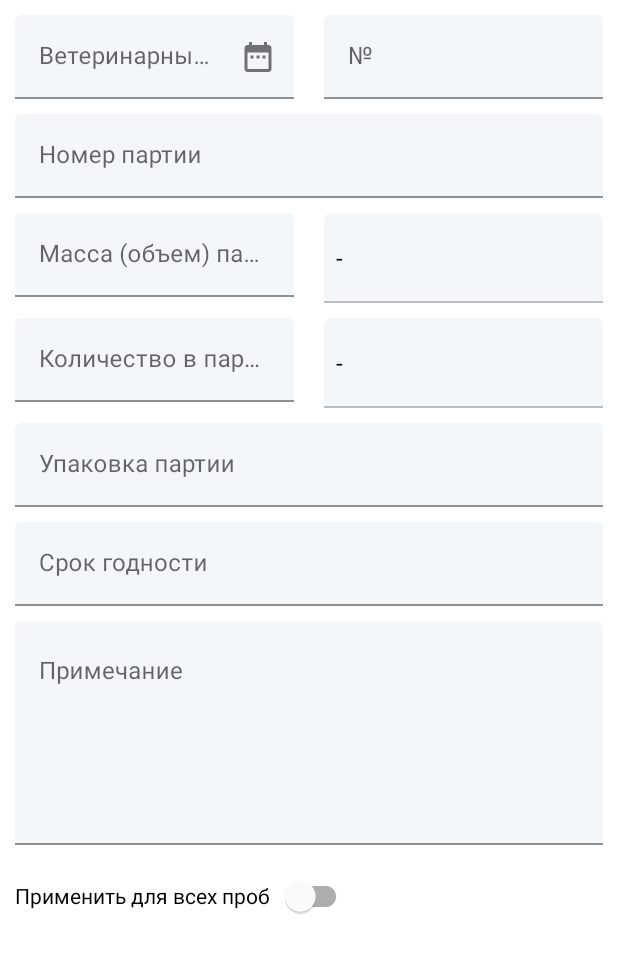
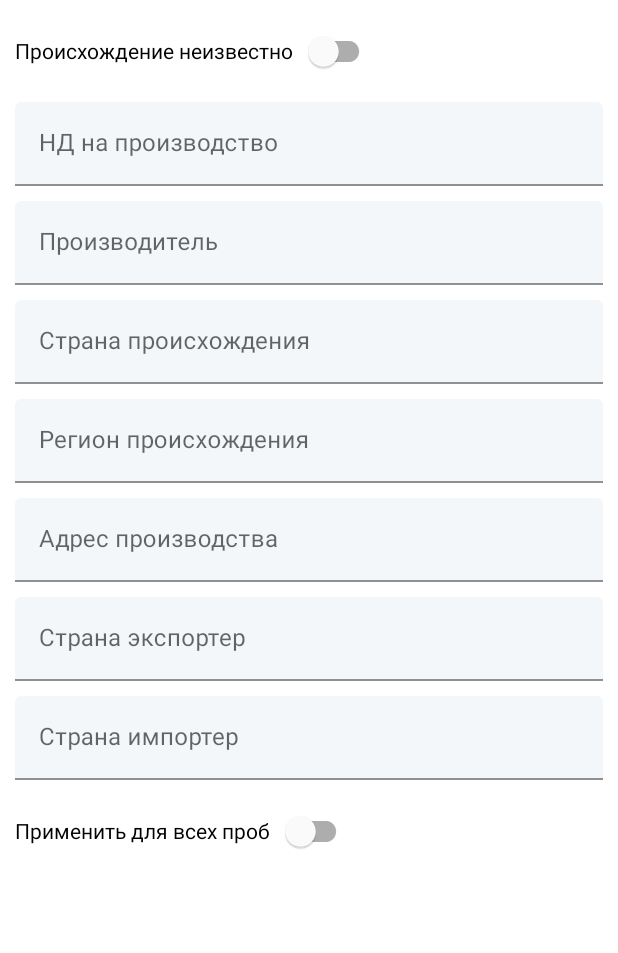
Before and after one commit to Torear797/Android-LK-BMVL, an Android app: the fragment PartyInfoFragment shown on its own in the app's theme, on a phone screen of 412 x 824 dp. Shown: the top 953 px of the screen. Run offline under Robolectric (Android 15) with nearby library versions, the phone set to English and light mode, and no system bars.

Commit message:
Визуальный шаблон.

```diff
--- /dev/null
+++ b/app/src/main/java/com/bmvl/lk/ui/ProbyMenu/PartyInfo/OriginAdapter.java
@@ -0,0 +1,85 @@
+package com.bmvl.lk.ui.ProbyMenu.PartyInfo;
+
+import android.content.Context;
+import android.view.LayoutInflater;
+import android.view.View;
+import android.view.ViewGroup;
+
+import androidx.annotation.NonNull;
+import androidx.recyclerview.widget.RecyclerView;
+
+import com.bmvl.lk.R;
+import com.bmvl.lk.ui.Create_Order.Field;
+import com.google.android.material.switchmaterial.SwitchMaterial;
+import com.google.android.material.textfield.TextInputEditText;
+import com.google.android.material.textfield.TextInputLayout;
+
+class OriginAdapter extends  RecyclerView.Adapter {
+    private LayoutInflater inflater;
+
+     OriginAdapter(Context context) {
+        this.inflater = LayoutInflater.from(context);
+    }
+    @Override
+    public int getItemViewType(int position) {
+        return PartyInfoFragment.OriginFields.get(position).getType();
+    }
+
+    @NonNull
+    @Override
+    public RecyclerView.ViewHolder onCreateViewHolder(@NonNull ViewGroup parent, int viewType) {
+        switch (viewType) {
+            case 0:
+                View view = inflater.inflate(R.layout.item_field, parent, false);
+                return new ViewHolder(view);
+
+            case 3:
+                View view3 = inflater.inflate(R.layout.item_check_button, parent, false);
+                return new ViewHolderSwitch(view3);
+        }
+
+        View view = inflater.inflate(R.layout.item_field, parent, false);
+        return new ViewHolder(view);
+    }
+
+    @Override
+    public void onBindViewHolder(@NonNull RecyclerView.ViewHolder holder, int position) {
+        final Field f = PartyInfoFragment.OriginFields.get(position);
+
+        switch (f.getType()){
+            case 0:{
+                ((OriginAdapter.ViewHolder) holder).Layout.setHint(f.getHint());
+                ((OriginAdapter.ViewHolder) holder).field.setInputType(f.getInputType());
+                ((OriginAdapter.ViewHolder) holder).field.setText(f.getValue());
+                break;
+            }
+            case 3:
+                ((OriginAdapter.ViewHolderSwitch) holder).switchButton.setText(String.format("%s  ", f.getHint()));
+                break;
+        }
+    }
+
+    @Override
+    public int getItemCount() {
+        return PartyInfoFragment.OriginFields.size();
+    }
+
+    public static class ViewHolder extends RecyclerView.ViewHolder {
+        final TextInputEditText field;
+        final TextInputLayout Layout;
+
+        ViewHolder(@NonNull View itemView) {
+            super(itemView);
+            field = itemView.findViewById(R.id.TextInput);
+            Layout = itemView.findViewById(R.id.TextLayout);
+        }
+    }
+
+    public static class ViewHolderSwitch extends RecyclerView.ViewHolder {
+        final SwitchMaterial switchButton;
+        ViewHolderSwitch(View view3) {
+            super(view3);
+            switchButton = itemView.findViewById(R.id.my_switch);
+        }
+    }
+}
--- a/app/src/main/java/com/bmvl/lk/ui/ProbyMenu/PartyInfo/PartyInfoAdapter.java
+++ b/app/src/main/java/com/bmvl/lk/ui/ProbyMenu/PartyInfo/PartyInfoAdapter.java
@@ -27,12 +27,10 @@ import java.util.Objects;
 
 public class PartyInfoAdapter extends RecyclerView.Adapter{
     private LayoutInflater inflater;
-    private Context MyContext;
     private static Calendar dateAndTime = Calendar.getInstance();
 
     PartyInfoAdapter(Context context) {
         this.inflater = LayoutInflater.from(context);
-        this.MyContext = context;
     }
     @Override
     public int getItemViewType(int position) {
@@ -44,19 +42,18 @@ public class PartyInfoAdapter extends RecyclerView.Adapter{
         switch (viewType) {
             case 0:
                 View view = inflater.inflate(R.layout.item_field, parent, false);
-                return new PartyInfoAdapter.ViewHolder(view);
+                return new ViewHolder(view);
             case 1:
                 View view1 = inflater.inflate(R.layout.item_spiner, parent, false);
-                return new PartyInfoAdapter.ViewHolderSpiner(view1);
+                return new ViewHolderSpiner(view1);
 
             case 3:
                 View view3 = inflater.inflate(R.layout.item_check_button, parent, false);
-                return new PartyInfoAdapter.ViewHolderSwitch(view3);
-
+                return new ViewHolderSwitch(view3);
         }
 
         View view = inflater.inflate(R.layout.item_field, parent, false);
-        return new PartyInfoAdapter.ViewHolder(view);
+        return new ViewHolder(view);
     }
 
     @Override
@@ -83,7 +80,7 @@ public class PartyInfoAdapter extends RecyclerView.Adapter{
                         ((PartyInfoAdapter.ViewHolder) holder).Layout.setEndIconOnClickListener(new View.OnClickListener() {
                             @Override
                             public void onClick(View v) {
-                                new DatePickerDialog(Objects.requireNonNull(MyContext), Datapicker,
+                                new DatePickerDialog(Objects.requireNonNull(inflater.getContext()), Datapicker,
                                         dateAndTime.get(Calendar.YEAR),
                                         dateAndTime.get(Calendar.MONTH),
                                         dateAndTime.get(Calendar.DAY_OF_MONTH))
@@ -139,7 +136,7 @@ public class PartyInfoAdapter extends RecyclerView.Adapter{
         return PartyInfoFragment.PartyInfoFields.size();
     }
 
-    class ViewHolder extends RecyclerView.ViewHolder {
+    static class ViewHolder extends RecyclerView.ViewHolder {
         final TextInputEditText field;
         final TextInputLayout Layout;
 
@@ -150,7 +147,7 @@ public class PartyInfoAdapter extends RecyclerView.Adapter{
         }
     }
 
-    public class ViewHolderSpiner extends PartyInfoAdapter.ViewHolder {
+    public static class ViewHolderSpiner extends PartyInfoAdapter.ViewHolder {
         final Spinner spiner;
         final TextView txtHint;
 
@@ -161,7 +158,7 @@ public class PartyInfoAdapter extends RecyclerView.Adapter{
         }
     }
 
-    public class ViewHolderSwitch extends RecyclerView.ViewHolder {
+    static class ViewHolderSwitch extends RecyclerView.ViewHolder {
         final SwitchMaterial switchButton;
         ViewHolderSwitch(View view3) {
             super(view3);
--- a/app/src/main/java/com/bmvl/lk/ui/ProbyMenu/PartyInfo/PartyInfoFragment.java
+++ b/app/src/main/java/com/bmvl/lk/ui/ProbyMenu/PartyInfo/PartyInfoFragment.java
@@ -4,6 +4,7 @@ import android.os.Bundle;
 
 import androidx.fragment.app.Fragment;
 import androidx.recyclerview.widget.GridLayoutManager;
+import androidx.recyclerview.widget.LinearLayoutManager;
 import androidx.recyclerview.widget.RecyclerView;
 
 import android.text.InputType;
@@ -21,24 +22,30 @@ import java.util.Objects;
 
 public class PartyInfoFragment extends Fragment {
     public static List<Field> PartyInfoFields = new ArrayList<>();
+    public static List<Field> OriginFields = new ArrayList<>();
+    private static byte TypeTabs;
 
     public PartyInfoFragment() {
         // Required empty public constructor
     }
 
-    public static PartyInfoFragment newInstance() {
+    public static PartyInfoFragment newInstance(byte Type) {
+        TypeTabs = Type;
         return new PartyInfoFragment();
     }
 
     @Override
     public View onCreateView(LayoutInflater inflater, ViewGroup container,
                              Bundle savedInstanceState) {
-        View MyView = inflater.inflate(R.layout.fragment_party_info, container, false);
-        final RecyclerView recyclerView =  MyView.findViewById(R.id.PartyInfoList);
+        View MyView = inflater.inflate(R.layout.fragment_recyclerview, container, false);
+
+        final RecyclerView recyclerView = MyView.findViewById(R.id.PartyInfoList);
         recyclerView.setHasFixedSize(true);
+
+        if (TypeTabs == 2) {
             AddPartyInfoFields();
             final GridLayoutManager mng_layout = new GridLayoutManager(getContext(), 2);
-        mng_layout.setSpanSizeLookup( new GridLayoutManager.SpanSizeLookup() {
+            mng_layout.setSpanSizeLookup(new GridLayoutManager.SpanSizeLookup() {
                 @Override
                 public int getSpanSize(int position) {
                     if (position == 0 || position == 1 || position == 3 || position == 4 || position == 5 || position == 6)
@@ -47,24 +54,43 @@ public class PartyInfoFragment extends Fragment {
                 }
             });
             recyclerView.setLayoutManager(mng_layout);
-
             final PartyInfoAdapter adapter = new PartyInfoAdapter(getContext());
             recyclerView.setAdapter(adapter);
+        }
+        else {
+            AddOriginField();
+            final OriginAdapter adapter2 = new OriginAdapter(getContext());
+            recyclerView.setAdapter(adapter2);
+        }
+
         return MyView;
     }
 
-    private void AddPartyInfoFields(){
+    private void AddOriginField() {
+        OriginFields.clear();
+        OriginFields.add(new Field((byte) 3, 0, "", "Происхождение неизвестно"));
+        OriginFields.add(new Field(1, "", "НД на производство", InputType.TYPE_CLASS_TEXT));
+        OriginFields.add(new Field(1, "", "Производитель", InputType.TYPE_CLASS_TEXT));
+        OriginFields.add(new Field(1, "", "Страна происхождения", InputType.TYPE_CLASS_TEXT));
+        OriginFields.add(new Field(1, "", "Регион происхождения", InputType.TYPE_CLASS_TEXT));
+        OriginFields.add(new Field(1, "", "Адрес производства", InputType.TYPE_CLASS_TEXT));
+        OriginFields.add(new Field(1, "", "Страна экспортер", InputType.TYPE_CLASS_TEXT));
+        OriginFields.add(new Field(1, "", "Страна импортер", InputType.TYPE_CLASS_TEXT));
+        OriginFields.add(new Field((byte) 3, 0, "", "Применить для всех проб"));
+    }
+
+    private void AddPartyInfoFields() {
         PartyInfoFields.clear();
-        PartyInfoFields.add(new Field(1,"","Ветеринарный документ от", InputType.TYPE_CLASS_NUMBER, Objects.requireNonNull(getContext()).getDrawable(R.drawable.ic_date_range_black_24dp),true));
-        PartyInfoFields.add(new Field(1,"","№", InputType.TYPE_CLASS_TEXT));
-        PartyInfoFields.add(new Field(1,"","Номер партии",InputType.TYPE_CLASS_TEXT));
-        PartyInfoFields.add(new Field(1,"","Масса (объем) партии",InputType.TYPE_CLASS_TEXT));
-        PartyInfoFields.add(new Field((byte)1,R.array.dimension_prob,0,""," "));
-        PartyInfoFields.add(new Field(1,"","Количество в партии",InputType.TYPE_CLASS_TEXT));
-        PartyInfoFields.add(new Field((byte)1,R.array.dimension_prob,0,""," "));
-        PartyInfoFields.add(new Field(1,"","Упаковка партии",InputType.TYPE_CLASS_TEXT));
-        PartyInfoFields.add(new Field(1,"","Срок годности",InputType.TYPE_CLASS_TEXT));
-        PartyInfoFields.add(new Field(1,"", true,"Примечание", InputType.TYPE_TEXT_FLAG_MULTI_LINE));
-        PartyInfoFields.add(new Field((byte)3,0,"","Применить для всех проб"));
+        PartyInfoFields.add(new Field(1, "", "Ветеринарный документ от", InputType.TYPE_CLASS_NUMBER, Objects.requireNonNull(getContext()).getDrawable(R.drawable.ic_date_range_black_24dp), true));
+        PartyInfoFields.add(new Field(1, "", "№", InputType.TYPE_CLASS_TEXT));
+        PartyInfoFields.add(new Field(1, "", "Номер партии", InputType.TYPE_CLASS_TEXT));
+        PartyInfoFields.add(new Field(1, "", "Масса (объем) партии", InputType.TYPE_CLASS_TEXT));
+        PartyInfoFields.add(new Field((byte) 1, R.array.dimension_prob, 0, "", " "));
+        PartyInfoFields.add(new Field(1, "", "Количество в партии", InputType.TYPE_CLASS_TEXT));
+        PartyInfoFields.add(new Field((byte) 1, R.array.dimension_prob, 0, "", " "));
+        PartyInfoFields.add(new Field(1, "", "Упаковка партии", InputType.TYPE_CLASS_TEXT));
+        PartyInfoFields.add(new Field(1, "", "Срок годности", InputType.TYPE_CLASS_TEXT));
+        PartyInfoFields.add(new Field(1, "", true, "Примечание", InputType.TYPE_TEXT_FLAG_MULTI_LINE));
+        PartyInfoFields.add(new Field((byte) 3, 0, "", "Применить для всех проб"));
     }
 }
--- a/app/src/main/java/com/bmvl/lk/ui/ProbyMenu/ProbyMenuFragment.java
+++ b/app/src/main/java/com/bmvl/lk/ui/ProbyMenu/ProbyMenuFragment.java
@@ -32,7 +32,6 @@ public class ProbyMenuFragment extends Fragment {
 
         final ViewPager2 viewPager = MyView.findViewById(R.id.viewPager);
         final TabLayout tabLayout = MyView.findViewById(R.id.tabLayout);
-
         final String[] tabTitles = getResources().getStringArray(R.array.Menu_proby);
 
         viewPager.setAdapter(createAdapter());
--- a/app/src/main/res/layout/fragment_party_info.xml
+++ /dev/null
@@ -1,10 +0,0 @@
-<?xml version="1.0" encoding="utf-8"?>
-<androidx.recyclerview.widget.RecyclerView
-    android:id="@+id/PartyInfoList"
-    android:layout_width="match_parent"
-    android:layout_height="wrap_content"
-    android:clickable="true"
-    android:descendantFocusability="beforeDescendants"
-    android:focusable="true"
-    android:focusableInTouchMode="true"
-    xmlns:android="http://schemas.android.com/apk/res/android" />
--- a/app/src/main/res/layout/fragment_proby_menu.xml
+++ b/app/src/main/res/layout/fragment_proby_menu.xml
@@ -12,6 +12,8 @@
         android:layout_height="wrap_content"
         app:tabMode="scrollable"
         app:tabMaxWidth="150dp"
+        android:layout_marginStart="10dp"
+        android:layout_marginEnd="10dp"
         >
 
     </com.google.android.material.tabs.TabLayout>
@@ -20,7 +22,6 @@
         android:id="@+id/viewPager"
         android:layout_width="match_parent"
         android:layout_height="wrap_content"
-        android:minHeight="200dp"
         />
 
 </LinearLayout>
--- /dev/null
+++ b/app/src/main/res/layout/fragment_recyclerview.xml
@@ -0,0 +1,8 @@
+<?xml version="1.0" encoding="utf-8"?>
+<androidx.recyclerview.widget.RecyclerView android:id="@+id/PartyInfoList"
+    android:layout_width="match_parent"
+    android:layout_height="wrap_content"
+    app:layoutManager="LinearLayoutManager"
+    style="@style/ClearFocus"
+    xmlns:android="http://schemas.android.com/apk/res/android"
+    xmlns:app="http://schemas.android.com/apk/res-auto" />
--- a/app/src/main/res/mipmap-anydpi-v26/ic_launcher.xml
+++ b/app/src/main/res/mipmap-anydpi-v26/ic_launcher.xml
@@ -1,5 +1,4 @@
 <?xml version="1.0" encoding="utf-8"?>
 <adaptive-icon xmlns:android="http://schemas.android.com/apk/res/android">
-    <background android:drawable="@drawable/ic_launcher_background" />
-    <foreground android:drawable="@drawable/ic_launcher_foreground" />
+    <background android:drawable="@drawable/logo" />
 </adaptive-icon>
--- a/app/src/main/res/mipmap-anydpi-v26/ic_launcher_round.xml
+++ b/app/src/main/res/mipmap-anydpi-v26/ic_launcher_round.xml
@@ -1,5 +1,4 @@
 <?xml version="1.0" encoding="utf-8"?>
 <adaptive-icon xmlns:android="http://schemas.android.com/apk/res/android">
-    <background android:drawable="@drawable/ic_launcher_background" />
-    <foreground android:drawable="@drawable/ic_launcher_foreground" />
+    <background android:drawable="@drawable/logo" />
 </adaptive-icon>
```
Also changed, not shown: app/src/main/java/com/bmvl/lk/ui/ProbyMenu/FragmentPagerAdapter.java (+13 -7 lines), app/src/main/java/com/bmvl/lk/ui/ProbyMenu/OriginFragment.java (deleted, +0 -31 lines), app/src/main/java/com/bmvl/lk/ui/ProbyMenu/ProbsFragment.java (+6 -2 lines), app/src/main/res/drawable-v24/ic_launcher_foreground.xml (deleted, +0 -34 lines), app/src/main/res/drawable/ic_launcher_background.xml (deleted, +0 -170 lines), app/src/main/res/layout/fragment_origin.xml (deleted, +0 -14 lines). Lines whose indentation alone changed are shown as unchanged.
